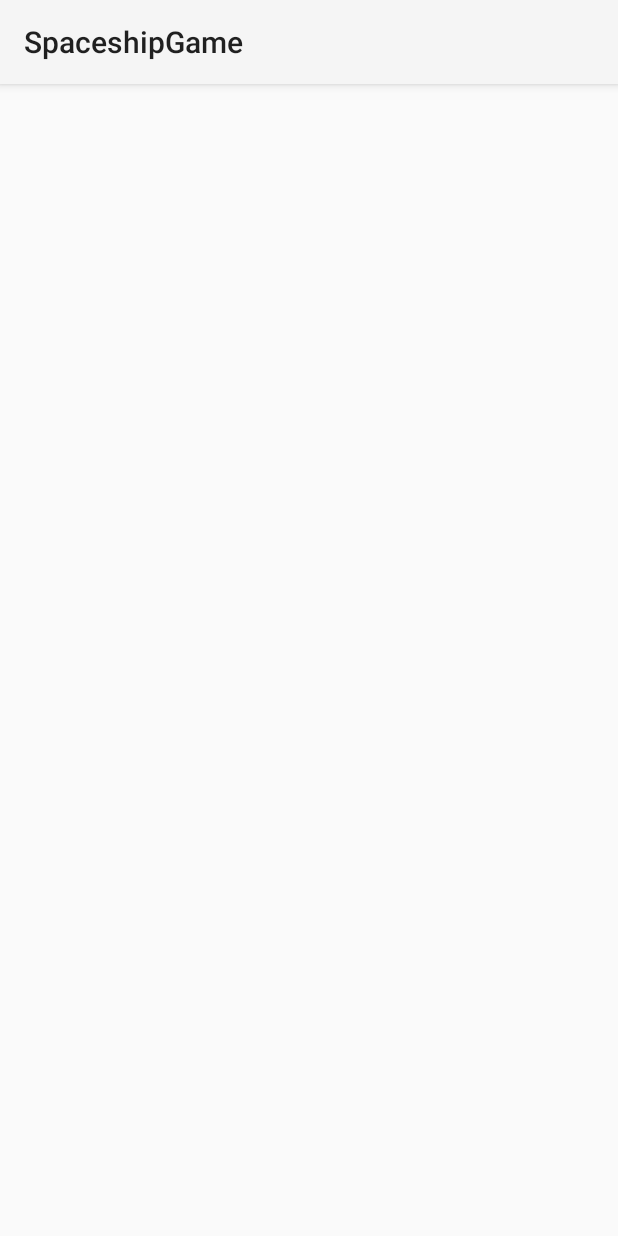
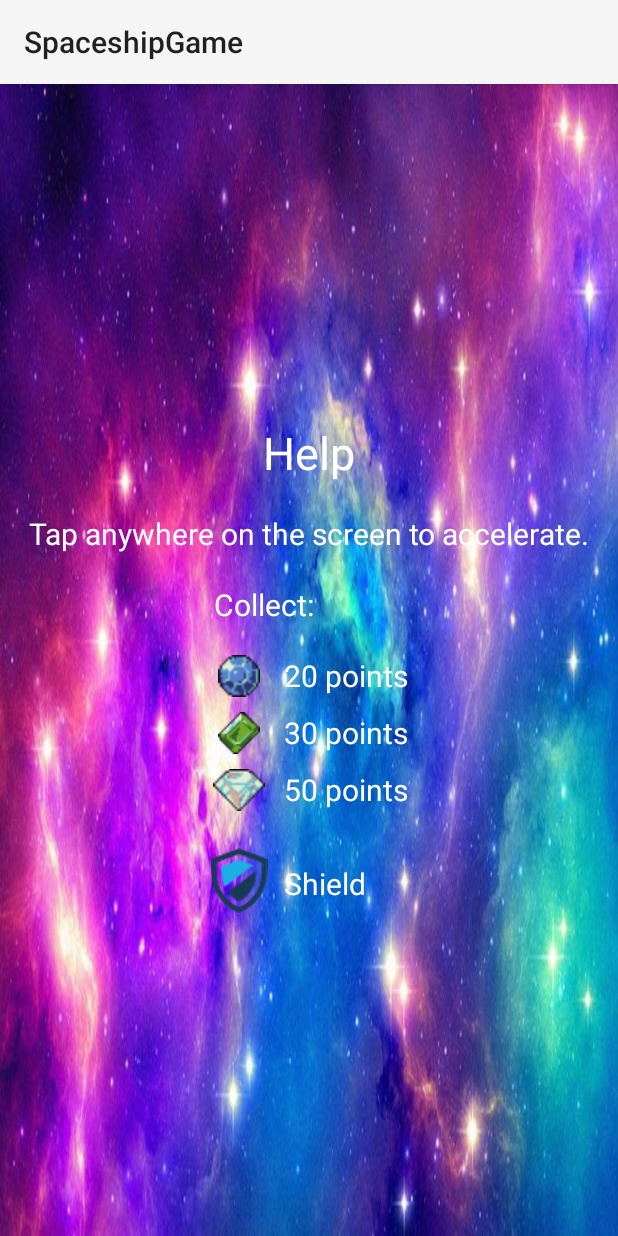
Before and after one commit to Ornellah/SpaceshipGame, an Android app: the Help screen opened directly, with no data from a screen before it, on a phone screen of 412 x 824 dp. Run offline under Robolectric (Android 15) with nearby library versions, the phone set to English and light mode, and no system bars.

Commit message:
Added a help screen

```diff
--- a/app/src/main/java/sgeorgiev/org/spaceshipgame/Gem.java
+++ b/app/src/main/java/sgeorgiev/org/spaceshipgame/Gem.java
@@ -30,10 +30,10 @@ public class Gem implements GameObject {
 
         if(type == 0 || type == 1) {
             bitmap = BitmapFactory.decodeResource(Constants.CURR_CONTEXT.getResources(), R.drawable.pu1);
-            points = 10;
+            points = 20;
         } else if (type == 2 || type == 3) {
             bitmap = BitmapFactory.decodeResource(Constants.CURR_CONTEXT.getResources(), R.drawable.pu3);
-            points = 20;
+            points = 30;
         } else if(type == 4){
             bitmap = BitmapFactory.decodeResource(Constants.CURR_CONTEXT.getResources(), R.drawable.pu2);
             points = 50;
--- a/app/src/main/java/sgeorgiev/org/spaceshipgame/MainActivity.java
+++ b/app/src/main/java/sgeorgiev/org/spaceshipgame/MainActivity.java
@@ -3,6 +3,7 @@ package sgeorgiev.org.spaceshipgame;
 import android.content.DialogInterface;
 import android.content.Intent;
 import android.content.pm.ActivityInfo;
+import android.media.Image;
 import android.support.v7.app.AlertDialog;
 import android.support.v7.app.AppCompatActivity;
 import android.os.Bundle;
@@ -13,7 +14,7 @@ import android.widget.Toast;
 
 public class MainActivity extends AppCompatActivity implements View.OnClickListener {
 
-    private ImageButton buttonPlay, buttonScore, buttonSound;
+    private ImageButton buttonPlay, buttonScore, buttonSound, buttonHelp;
 
     @Override
     protected void onCreate(Bundle savedInstanceState) {
@@ -33,11 +34,13 @@ public class MainActivity extends AppCompatActivity implements View.OnClickListe
         buttonPlay = (ImageButton) findViewById(R.id.play);
         buttonScore = (ImageButton) findViewById(R.id.highscore);
         buttonSound = (ImageButton) findViewById(R.id.sound);
+        buttonHelp = (ImageButton) findViewById(R.id.help);
 
         //click listener
         buttonPlay.setOnClickListener(this);
         buttonScore.setOnClickListener(this);
         buttonSound.setOnClickListener(this);
+        buttonHelp.setOnClickListener(this);
     }
 
     //start game activity when the button is tapped
@@ -47,6 +50,8 @@ public class MainActivity extends AppCompatActivity implements View.OnClickListe
             startActivity(new Intent(this, GameActivity.class));
         else if(v == buttonScore)
             startActivity(new Intent(this, HighScore.class));
+        else if(v == buttonHelp)
+            startActivity(new Intent(this, Help.class));
         else if(v == buttonSound) {
             Constants.SOUND = !Constants.SOUND;
             if(Constants.SOUND) {
--- a/app/src/main/res/layout/activity_help.xml
+++ b/app/src/main/res/layout/activity_help.xml
@@ -1,9 +1,112 @@
 <?xml version="1.0" encoding="utf-8"?>
-<android.support.constraint.ConstraintLayout xmlns:android="http://schemas.android.com/apk/res/android"
-    xmlns:app="http://schemas.android.com/apk/res-auto"
-    xmlns:tools="http://schemas.android.com/tools"
-    android:layout_width="match_parent"
-    android:layout_height="match_parent"
-    tools:context="sgeorgiev.org.spaceshipgame.Help">
+<LinearLayout xmlns:android="http://schemas.android.com/apk/res/android"
+xmlns:app="http://schemas.android.com/apk/res-auto"
+xmlns:tools="http://schemas.android.com/tools"
+android:layout_width="match_parent"
+android:layout_height="match_parent"
+tools:context="sgeorgiev.org.spaceshipgame.GameActivity"
+android:background="@drawable/menu"
+android:gravity="center"
+android:orientation="vertical"
+android:textColor="@android:color/white">
 
-</android.support.constraint.ConstraintLayout>
+<TextView
+    android:layout_width="wrap_content"
+    android:layout_height="wrap_content"
+    android:textSize="30sp"
+    android:text="@string/help"
+    android:layout_marginTop="10sp"
+    android:textColor="@android:color/white"/>
+
+<TextView
+    android:layout_width="wrap_content"
+    android:layout_height="wrap_content"
+    android:text="@string/tap"
+    android:layout_marginTop="20sp"
+    android:textColor="@android:color/white"
+    android:textSize="20sp"
+    android:layout_gravity="center"/>
+
+    <TextView
+        android:layout_width="wrap_content"
+        android:layout_height="wrap_content"
+        android:text="@string/collect"
+        android:textSize="20sp"
+        android:textColor="@android:color/white"
+        android:gravity="center"
+        android:layout_marginRight="30sp"
+        android:layout_marginTop="20sp"
+        android:layout_gravity="center"/>
+
+
+<TableLayout
+    android:layout_width="wrap_content"
+    android:layout_height="wrap_content" >
+
+    <TableRow android:layout_marginTop="20sp">
+        <ImageView
+            android:src="@drawable/pu1"
+            android:layout_width="40sp"
+            android:layout_height="28sp"
+            android:layout_marginRight="10sp"/>
+        <TextView
+            android:layout_width="wrap_content"
+            android:layout_height="wrap_content"
+            android:text="@string/twenty"
+            android:textSize="20sp"
+            android:textColor="@android:color/white"
+            android:layout_marginBottom="5sp"
+            />
+    </TableRow>
+
+    <TableRow android:layout_marginTop="5sp">
+        <ImageView
+            android:src="@drawable/pu3"
+            android:layout_width="40sp"
+            android:layout_height="28sp"
+            android:layout_marginRight="10sp"
+            />
+        <TextView
+            android:layout_width="wrap_content"
+            android:layout_height="wrap_content"
+            android:text="@string/thirty"
+            android:textSize="20sp"
+            android:textColor="@android:color/white"
+            android:layout_marginBottom="5sp"/>
+    </TableRow>
+
+    <TableRow android:layout_marginTop="5sp">
+        <ImageView
+            android:src="@drawable/pu2"
+            android:layout_width="40sp"
+            android:layout_height="28sp"
+            android:layout_marginRight="10sp"/>
+        <TextView
+            android:layout_width="wrap_content"
+            android:layout_height="wrap_content"
+            android:text="@string/fifty"
+            android:textSize="20sp"
+            android:textColor="@android:color/white"
+            android:layout_marginBottom="5sp"/>
+    </TableRow>
+
+    <TableRow android:layout_marginTop="20sp">
+        <ImageView
+            android:src="@drawable/shieldicon"
+            android:layout_width="40sp"
+            android:layout_marginRight="10sp"
+            />
+        <TextView
+            android:layout_width="wrap_content"
+            android:layout_height="wrap_content"
+            android:text="@string/shield"
+            android:textSize="20sp"
+            android:textColor="@android:color/white"
+            android:layout_marginTop="10sp"
+            android:layout_marginBottom="5sp"/>
+    </TableRow>
+
+</TableLayout>
+
+
+</LinearLayout>
--- a/app/src/main/res/values/strings.xml
+++ b/app/src/main/res/values/strings.xml
@@ -1,4 +1,11 @@
 <resources>
     <string name="app_name">SpaceshipGame</string>
     <string name="highscore">High Score</string>
+    <string name="tap">Tap anywhere on the screen to accelerate.</string>
+    <string name="twenty">20 points</string>
+    <string name="thirty">30 points</string>
+    <string name="fifty">50 points</string>
+    <string name="shield">Shield</string>
+    <string name="help">Help</string>
+    <string name="collect">Collect:</string>
 </resources>
```
